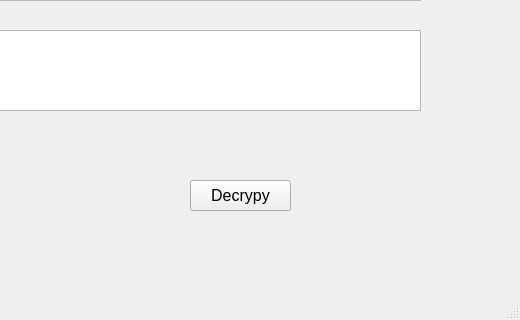
NghiDao-2057/bmttnc-hutech-2280602057, file lab-03/ui/playfair.ui: the form before one commit; both pictures show x 280 to 800 and y 280 to 600 of the 800 by 600 pixel window.
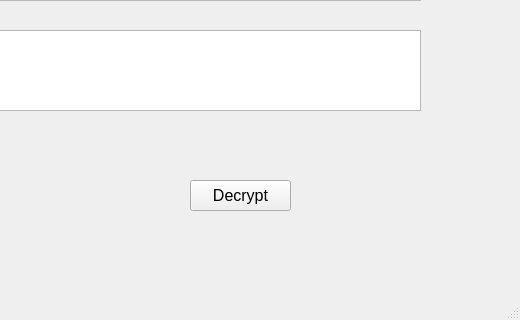
The form after the commit.

```diff
--- a/lab-03/ui/playfair.ui
+++ b/lab-03/ui/playfair.ui
@@ -135,7 +135,7 @@
      </rect>
     </property>
     <property name="text">
-     <string>Decrypy</string>
+     <string>Decrypt</string>
     </property>
    </widget>
   </widget>
```
Lines whose indentation alone changed are shown as unchanged.
